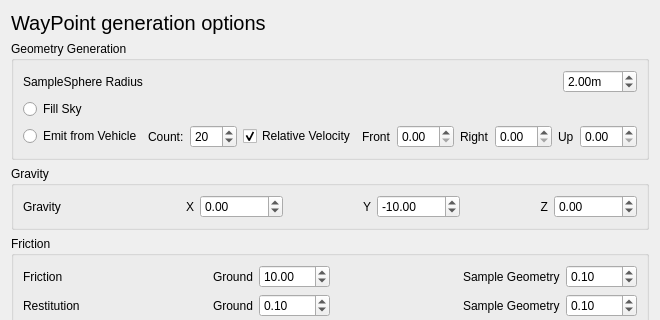
Above: basestation/flightplannerphysicsdialog.ui from wpfhtl/octocopter before the change; both pictures show x 0 to 660 and y 0 to 320 of the 660 by 570 pixel window. Below: the same form after it.
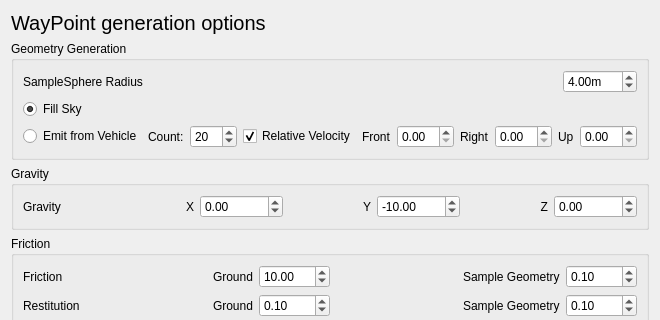
That is the form after the change.

```diff
--- a/basestation/flightplannerphysicsdialog.ui
+++ b/basestation/flightplannerphysicsdialog.ui
@@ -72,7 +72,7 @@
            <double>100.000000000000000</double>
           </property>
           <property name="value">
-           <double>2.000000000000000</double>
+           <double>4.000000000000000</double>
           </property>
          </widget>
         </item>
@@ -83,6 +83,9 @@
         <property name="text">
          <string>Fill Sky</string>
         </property>
+        <property name="checked">
+         <bool>true</bool>
+        </property>
        </widget>
       </item>
       <item>
```
